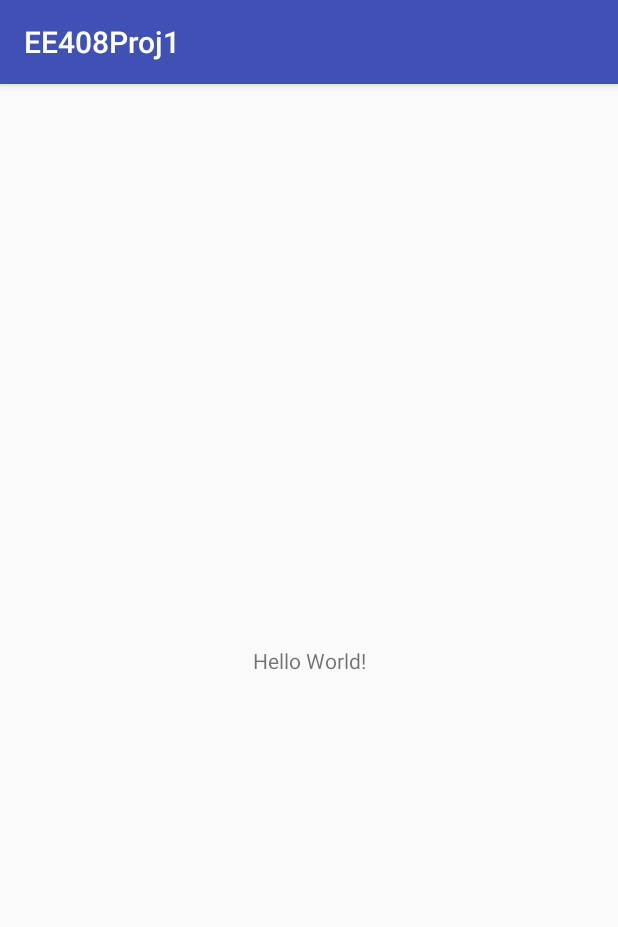
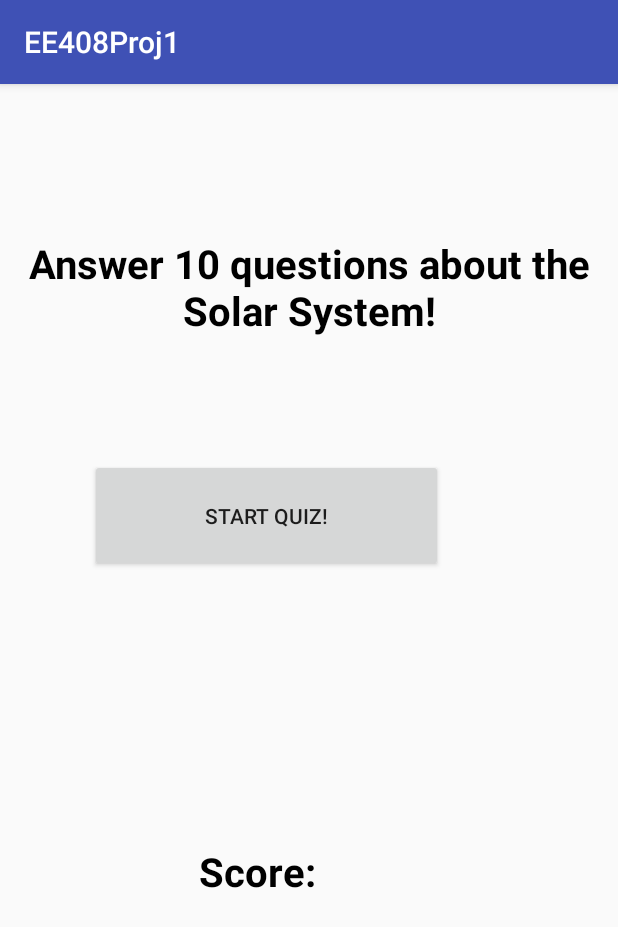
Before and after one commit to zachary-D/EE408-Project-1, an Android app: the screen it shows after launch (MainActivity), on a phone screen of 412 x 824 dp. Shown: the top 927 px of the screen. Run offline under Robolectric (Android 15) with nearby library versions, the phone set to English and light mode, and no system bars.

Commit message:
Did my stuff

```diff
--- a/app/src/main/java/domain/ee408proj1/MainActivity.java
+++ b/app/src/main/java/domain/ee408proj1/MainActivity.java
@@ -1,13 +1,47 @@
 package domain.ee408proj1;
 
+import android.content.Intent;
+import android.media.MediaPlayer;
+import android.os.Bundle;
 import android.support.v7.app.AppCompatActivity;
-import android.os.Bundle;
+import android.view.Menu;
+import android.view.MenuInflater;
+import android.view.MenuItem;
+import android.view.View;
+import android.widget.Button;
+import android.widget.TextView;
 
 public class MainActivity extends AppCompatActivity {
+
+    private TextView Description;
+    private TextView Score;
+    private Button startQuiz;
+
 
     @Override
     protected void onCreate(Bundle savedInstanceState) {
         super.onCreate(savedInstanceState);
         setContentView(R.layout.activity_main);
+
+        startQuiz = (Button) findViewById(R.id.startQuiz);
+
+        Description = (TextView) findViewById(R.id.Description);
+        Score = (TextView) findViewById(R.id.Score);
+
+
+        Score.setText("Score: ");
+
+        View.OnClickListener lDo = new View.OnClickListener() {
+            @Override
+            public void onClick(View v) {
+
+                //Intent myIntent = new Intent( this, QuestionActivity.class );
+                //this.startActivity( myIntent );
+            }
+        };
+
+        startQuiz.setOnClickListener(lDo);
+
     }
+
 }
--- a/app/src/main/res/layout/activity_main.xml
+++ b/app/src/main/res/layout/activity_main.xml
@@ -6,13 +6,48 @@
     android:layout_height="match_parent"
     tools:context=".MainActivity">
 
-    <TextView
-        android:layout_width="wrap_content"
-        android:layout_height="wrap_content"
-        android:text="Hello World!"
-        app:layout_constraintBottom_toBottomOf="parent"
-        app:layout_constraintLeft_toLeftOf="parent"
-        app:layout_constraintRight_toRightOf="parent"
-        app:layout_constraintTop_toTopOf="parent" />
+    <RelativeLayout
+        android:layout_width="match_parent"
+        android:layout_height="match_parent">
+
+
+        <TextView
+            android:layout_width="match_parent"
+            android:layout_height="70dp"
+            android:layout_marginTop="100dp"
+            android:id="@+id/Description"
+            android:textStyle="bold"
+            android:textColor="#000000"
+            android:textColorHighlight="#000000"
+            android:textSize="12pt"
+            android:textIsSelectable="true"
+            android:text="Answer 10 questions about the Solar System!"
+            android:gravity="center"/>
+
+        <TextView
+            android:layout_width="150dp"
+            android:layout_height="50dp"
+            android:layout_marginLeft= "100dp"
+            android:layout_marginTop="500dp"
+            android:id="@+id/Score"
+            android:textStyle="bold"
+            android:textColor="#000000"
+            android:textColorHighlight="#000000"
+            android:textSize="12pt"
+            android:textIsSelectable="true"
+            android:text="Score: "
+            android:gravity="center"/>
+
+        <Button
+            android:layout_width="235dp"
+            android:layout_height="75dp"
+            android:layout_marginTop="250dp"
+            android:text="Start Quiz!"
+            android:layout_marginLeft= "60dp"
+            android:layout_marginBottom= "10dp"
+            android:id="@+id/startQuiz" />
+
+
+    </RelativeLayout>
 
 </android.support.constraint.ConstraintLayout>
```
Also changed, not shown: app/src/main/res/drawable/background.jpg (added).
